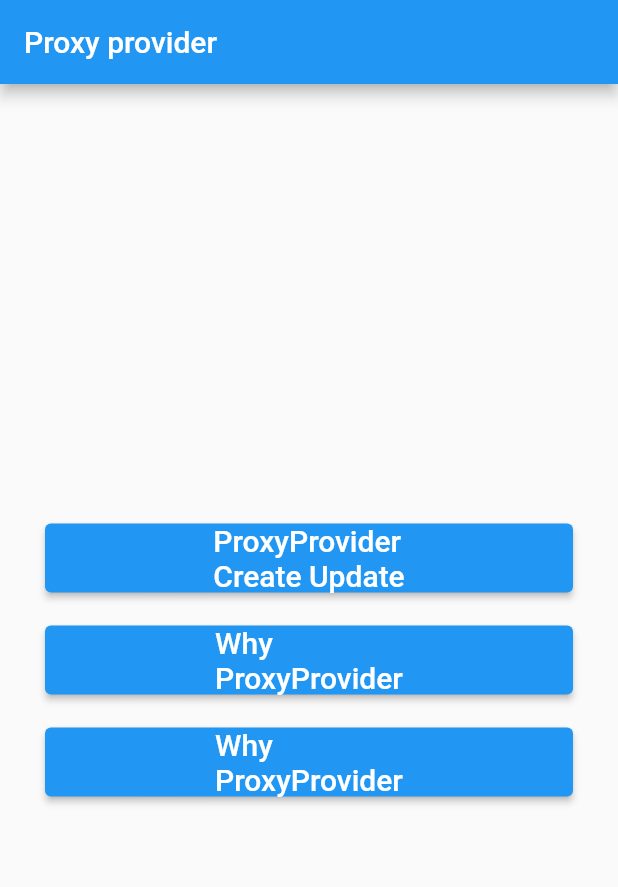
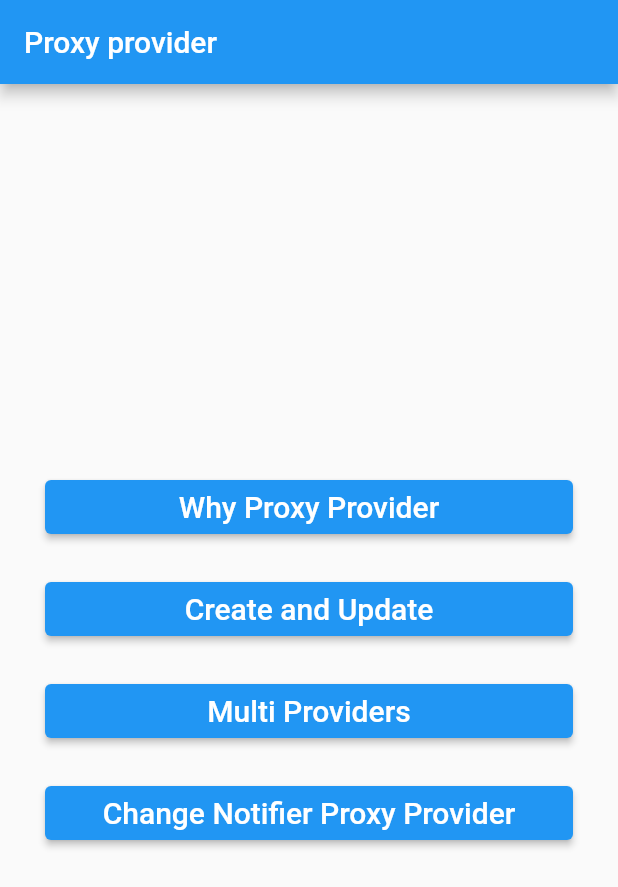
Before and after one commit to fahmi54321/basic_provider, a Flutter app: the screen it shows after launch, on a phone screen of 412 x 824 dp. Shown: the top 887 px of the screen. Run offline on Flutter 3.47's test engine with Material 2 defaults, Android fonts, the phone set to English and light mode, and no system bars.

Commit message:
change notifier proxy providers

```diff
--- a/lib/main.dart
+++ b/lib/main.dart
@@ -1,3 +1,4 @@
+import 'package:basic_provider/change_notifier_proxy_provider.dart';
 import 'package:basic_provider/create_update_proxy_provider.dart';
 import 'package:basic_provider/multi_provider.dart';
 import 'package:basic_provider/why_proxy_provider.dart';
@@ -53,7 +54,7 @@ class _MyHomePageState extends State<MyHomePage> {
                   );
                 },
                 child: const Text(
-                  'ProxyProvider\nCreate Update',
+                  'Why Proxy Provider',
                   style: TextStyle(
                     fontSize: 20.0,
                   ),
@@ -70,7 +71,7 @@ class _MyHomePageState extends State<MyHomePage> {
                   );
                 },
                 child: const Text(
-                  'Why\nProxyProvider',
+                  'Create and Update',
                   style: TextStyle(
                     fontSize: 20.0,
                   ),
@@ -78,7 +79,6 @@ class _MyHomePageState extends State<MyHomePage> {
               ),
               const SizedBox(height: 20.0),
               ElevatedButton(
-                //todo 1 (next multi_proxy_provider.dart)
                 onPressed: () {
                   Navigator.push(
                     context,
@@ -88,7 +88,26 @@ class _MyHomePageState extends State<MyHomePage> {
                   );
                 },
                 child: const Text(
-                  'Why\nProxyProvider',
+                  'Multi Providers',
+                  style: TextStyle(
+                    fontSize: 20.0,
+                  ),
+                ),
+              ),
+              const SizedBox(height: 20.0),
+              ElevatedButton(
+                //todo 1 (next change_notifier_proxy_provider.dart)
+                onPressed: () {
+                  Navigator.push(
+                    context,
+                    MaterialPageRoute(
+                      builder: (context) =>
+                          ChangeNotifierProxyProviderExample(),
+                    ),
+                  );
+                },
+                child: const Text(
+                  'Change Notifier Proxy Provider',
                   style: TextStyle(
                     fontSize: 20.0,
                   ),
```
Also changed, not shown: lib/change_notifier_proxy_provider.dart (added, +104 -0 lines).
